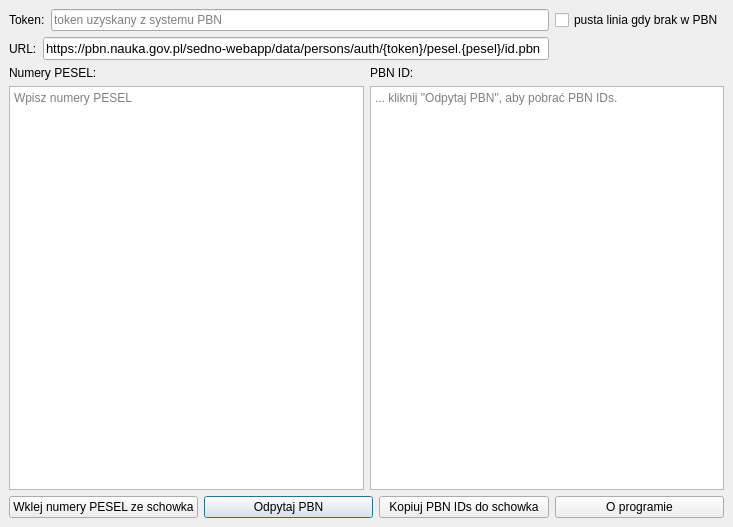
Old version of the form src/pesel2pbn/pesel2pbn.ui in the repository mpasternak/pesel2pbn.
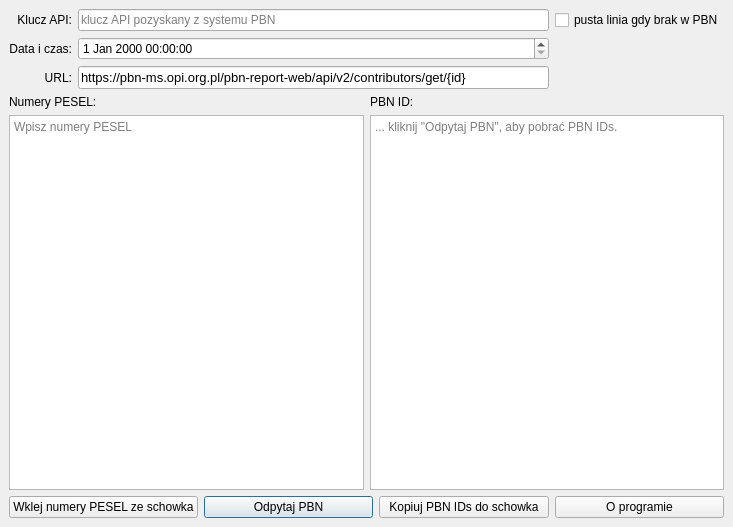
New version of the form.

Commit message: Kontrolka daty i czasu

```diff
--- a/src/pesel2pbn/pesel2pbn.ui
+++ b/src/pesel2pbn/pesel2pbn.ui
@@ -28,10 +28,40 @@
      <layout class="QVBoxLayout" name="verticalLayout_3">
       <item>
        <layout class="QGridLayout" name="gridLayout">
-        <item row="0" column="0" colspan="2">
+        <item row="2" column="0">
+         <widget class="QLabel" name="label_5">
+          <property name="text">
+           <string>Data i czas:</string>
+          </property>
+          <property name="alignment">
+           <set>Qt::AlignRight|Qt::AlignTrailing|Qt::AlignVCenter</set>
+          </property>
+         </widget>
+        </item>
+        <item row="0" column="3">
+         <widget class="QCheckBox" name="emptyLineIfNoPBN">
+          <property name="toolTip">
+           <string>&lt;html&gt;&lt;head/&gt;&lt;body&gt;&lt;p&gt;Jeżeli brak danego PESEL w PBN, program wstawi domyślnie tekst &amp;quot;Brak w PBN&amp;quot; w listę rezultatów. &lt;/p&gt;&lt;p&gt;Jednakże, jeżeli pożądane przez Ciebie działanie to wstawienie tam pustej linii, wówczas zaznacz tę kontrolkę.&lt;/p&gt;&lt;/body&gt;&lt;/html&gt;</string>
+          </property>
+          <property name="text">
+           <string>pusta linia gdy brak w PBN</string>
+          </property>
+         </widget>
+        </item>
+        <item row="2" column="2">
+         <widget class="QDateTimeEdit" name="dateTimeEdit">
+          <property name="toolTip">
+           <string>Parametr daty i czasu zostanie użyty do wygenerowania klucza dostępowego API</string>
+          </property>
+         </widget>
+        </item>
+        <item row="0" column="0">
          <widget class="QLabel" name="label">
           <property name="text">
-           <string>Token:</string>
+           <string>Klucz API:</string>
+          </property>
+          <property name="alignment">
+           <set>Qt::AlignRight|Qt::AlignTrailing|Qt::AlignVCenter</set>
           </property>
          </widget>
         </item>
@@ -42,28 +72,21 @@
 zarządzającego bibliografią w POLon/PBN.</string>
           </property>
           <property name="placeholderText">
-           <string>token uzyskany z systemu PBN</string>
+           <string>klucz API pozyskany z systemu PBN</string>
           </property>
          </widget>
         </item>
-        <item row="0" column="3">
-         <widget class="QCheckBox" name="emptyLineIfNoPBN">
-          <property name="toolTip">
-           <string>&lt;html&gt;&lt;head/&gt;&lt;body&gt;&lt;p&gt;Jeżeli brak danego PESEL w PBN, program wstawi domyślnie tekst &amp;quot;Brak w PBN&amp;quot; w listę rezultatów. &lt;/p&gt;&lt;p&gt;Jednakże, jeżeli pożądane przez Ciebie działanie to wstawienie tam pustej linii, wówczas zaznacz tę kontrolkę.&lt;/p&gt;&lt;/body&gt;&lt;/html&gt;</string>
-          </property>
-          <property name="text">
-           <string>pusta linia gdy brak w PBN</string>
-          </property>
-         </widget>
-        </item>
-        <item row="1" column="0">
+        <item row="3" column="0">
          <widget class="QLabel" name="label_4">
           <property name="text">
            <string>URL:</string>
           </property>
+          <property name="alignment">
+           <set>Qt::AlignRight|Qt::AlignTrailing|Qt::AlignVCenter</set>
+          </property>
          </widget>
         </item>
-        <item row="1" column="1" colspan="2">
+        <item row="3" column="2">
          <widget class="QLineEdit" name="url">
           <property name="font">
            <font>
@@ -71,7 +94,7 @@
            </font>
           </property>
           <property name="text">
-           <string>https://pbn.nauka.gov.pl/sedno-webapp/data/persons/auth/{token}/pesel.{pesel}/id.pbn</string>
+           <string>https://pbn-ms.opi.org.pl/pbn-report-web/api/v2/contributors/get/{id}</string>
           </property>
           <property name="placeholderText">
            <string>adres URL do wykonania zapytania o PBN ID</string>
```
